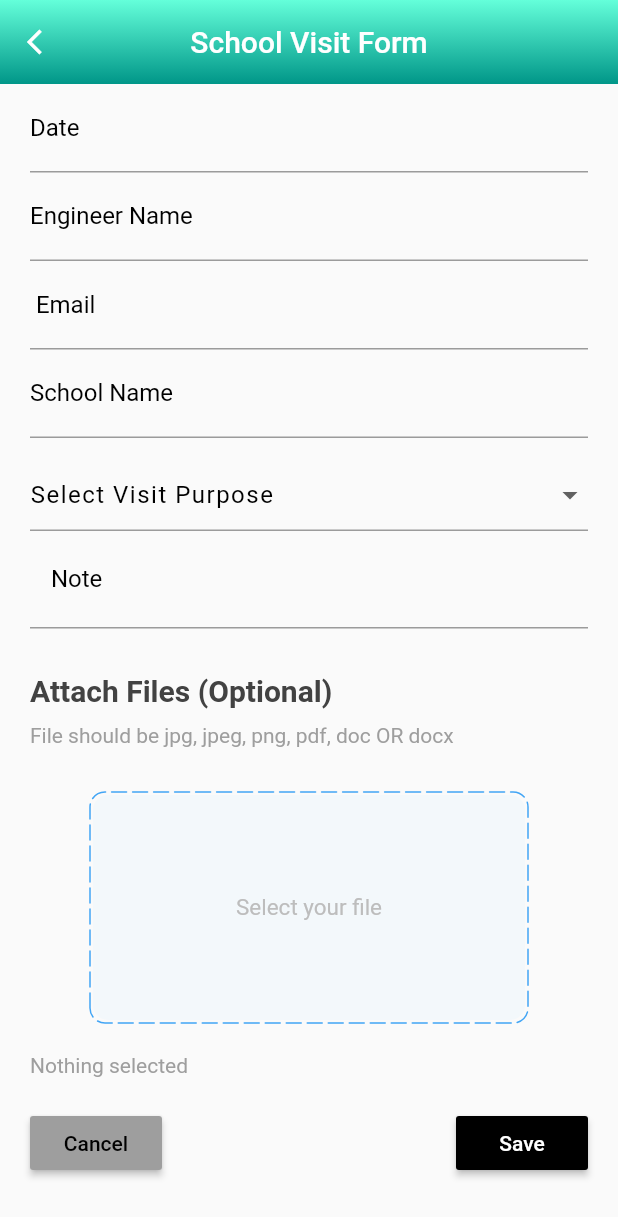
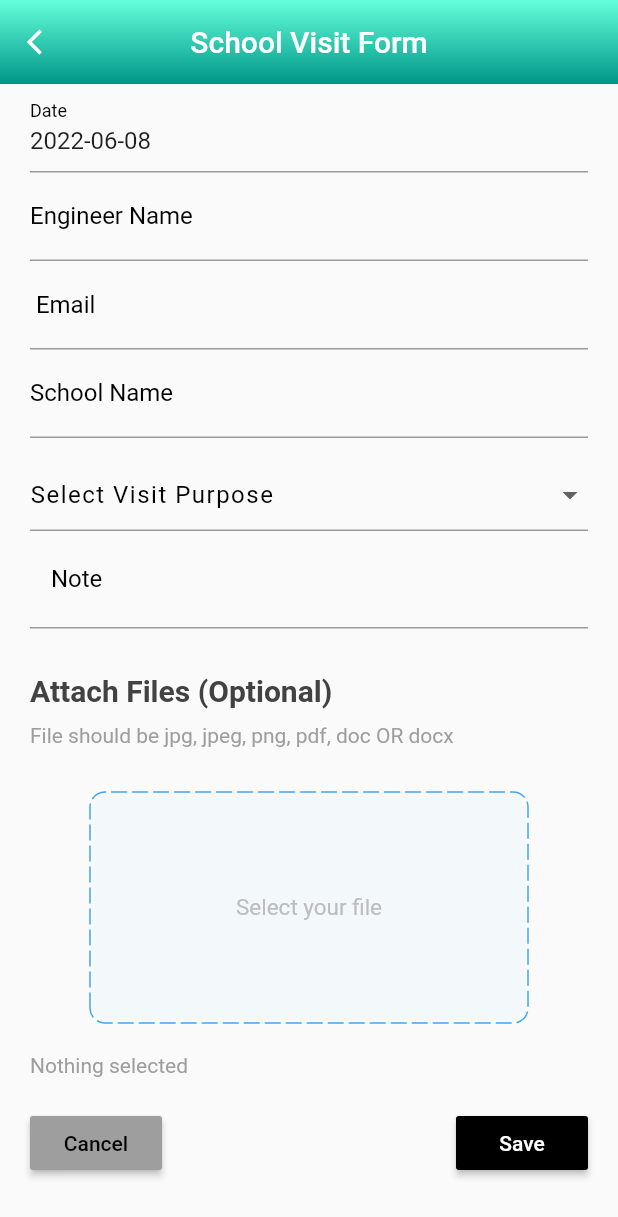
Before and after one commit to SwatiCybricsoft/stemro_app, a Flutter app: the MyHomePage screen opened directly, after a tap on "School Visit Form", on a phone screen of 412 x 824 dp. Shown: the top 1217 px of the screen. Run offline on Flutter 3.47's test engine with Material 2 defaults, Android fonts, the phone set to English and light mode, and no system bars; drawn by our look-alikes of dotted_border; our stand-ins replace file_picker, firebase_auth, firebase_core, firebase_database, firebase_storage, flutter_svg and 5 more; missing offline and left inert: animated_radio_buttons, multi_image_picker; accounts and stored records are empty; project files that could hold a hidden picture were left out.

Commit message:
08-06-2022 || 17:30 PM

```diff
--- a/lib/auth/home_page.dart
+++ b/lib/auth/home_page.dart
@@ -28,8 +28,8 @@ checkAdmin() {
     if (event.snapshot.child("accountType").exists) {
       name = event.snapshot.child("name").value as String;
       email = event.snapshot.child("email").value as String;
-      final data = event.snapshot.child("accountType").value;
-      if (data.toString() == 'Admin') {
+      String accountType = event.snapshot.child("accountType").value as String;
+      if (accountType == 'Admin') {
         isAdminStatus = true;
       } else {
         isAdminStatus = false;
@@ -43,7 +43,6 @@ class _MyHomePageState extends State<MyHomePage> {
 
 @override
   void initState() {
-    // TODO: implement initState
     super.initState();
     checkAdmin();
   }
--- a/lib/form/visit_page.dart
+++ b/lib/form/visit_page.dart
@@ -171,6 +171,22 @@ class MyCustomFormState extends State<MyCustomForm> {
     'PreSalesDemo/Meeting',
     'Technical/DocumentationSupport'
   ];
+
+  @override
+  void initState() {
+    super.initState();
+    WidgetsBinding.instance!.addPostFrameCallback((_) => setDetails());
+  }
+
+  setDetails(){
+    var now = DateTime.now();
+    var formatter = DateFormat('yyyy-MM-dd');
+    String formattedDate = formatter.format(now);
+    dateController.text = formattedDate;
+    nameController.text = name;
+    emailController.text = email;
+  }
+
 
   @override
   Widget build(BuildContext context) {
```
